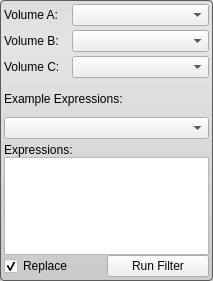
The window that Interface/ToolInterface/ArithmeticFilterInterface.ui (jessdtate/Seg3D) describes before a commit, drawn with Qt 5.
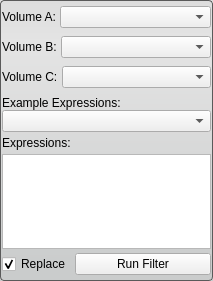
The same window after the commit.

Commit message: ui updates, all tools/filters ui's fixed

The edit to the form file:
```diff
--- a/Interface/ToolInterface/ArithmeticFilterInterface.ui
+++ b/Interface/ToolInterface/ArithmeticFilterInterface.ui
@@ -11,14 +11,14 @@
    </rect>
   </property>
   <property name="sizePolicy">
-   <sizepolicy hsizetype="Expanding" vsizetype="Fixed">
+   <sizepolicy hsizetype="Preferred" vsizetype="Fixed">
     <horstretch>0</horstretch>
     <verstretch>0</verstretch>
    </sizepolicy>
   </property>
   <property name="minimumSize">
    <size>
-    <width>213</width>
+    <width>0</width>
     <height>281</height>
    </size>
   </property>
@@ -38,20 +38,30 @@
 	background-color: qlineargradient(spread:pad, x1:0.5, y1:0, x2:0.5, y2:0.960227, stop:0 rgba(221, 221, 221, 255), stop:0.155779 rgba(228, 228, 228, 255), stop:1 rgba(202, 204, 204, 255));      
 }</string>
   </property>
-  <layout class="QVBoxLayout" name="verticalLayout_3">
+  <layout class="QVBoxLayout" name="verticalLayout_2">
    <property name="spacing">
     <number>0</number>
    </property>
    <property name="margin">
-    <number>4</number>
+    <number>2</number>
    </property>
    <item>
-    <layout class="QHBoxLayout" name="volumeAHLayout" stretch="1,2">
+    <widget class="QWidget" name="widget" native="true">
+     <layout class="QHBoxLayout" name="horizontalLayout" stretch="1,3">
      <property name="spacing">
+       <number>4</number>
+      </property>
+      <property name="leftMargin">
+       <number>0</number>
+      </property>
+      <property name="topMargin">
+       <number>4</number>
+      </property>
+      <property name="rightMargin">
       <number>0</number>
      </property>
      <property name="bottomMargin">
-      <number>2</number>
+       <number>4</number>
      </property>
      <item>
       <widget class="QLabel" name="volumeALabel">
@@ -64,17 +74,25 @@
       <widget class="QComboBox" name="volumeAComboBox"/>
      </item>
     </layout>
+    </widget>
    </item>
    <item>
-    <layout class="QHBoxLayout" name="volumeBHLayout" stretch="1,2">
+    <widget class="QWidget" name="widget_2" native="true">
+     <layout class="QHBoxLayout" name="horizontalLayout_2" stretch="1,3">
      <property name="spacing">
+       <number>4</number>
+      </property>
+      <property name="leftMargin">
       <number>0</number>
      </property>
      <property name="topMargin">
-      <number>2</number>
+       <number>4</number>
+      </property>
+      <property name="rightMargin">
+       <number>0</number>
      </property>
      <property name="bottomMargin">
-      <number>2</number>
+       <number>4</number>
      </property>
      <item>
       <widget class="QLabel" name="volumeBLabel">
@@ -87,17 +105,25 @@
       <widget class="QComboBox" name="volumeBComboBox"/>
      </item>
     </layout>
+    </widget>
    </item>
    <item>
-    <layout class="QHBoxLayout" name="volumeCHLayout" stretch="1,2">
+    <widget class="QWidget" name="widget_3" native="true">
+     <layout class="QHBoxLayout" name="horizontalLayout_3" stretch="1,3">
      <property name="spacing">
+       <number>4</number>
+      </property>
+      <property name="leftMargin">
       <number>0</number>
      </property>
      <property name="topMargin">
-      <number>2</number>
+       <number>4</number>
+      </property>
+      <property name="rightMargin">
+       <number>0</number>
      </property>
      <property name="bottomMargin">
-      <number>2</number>
+       <number>4</number>
      </property>
      <item>
       <widget class="QLabel" name="volumeCLabel">
@@ -110,12 +136,23 @@
       <widget class="QComboBox" name="volumeCComboBox"/>
      </item>
     </layout>
+    </widget>
    </item>
    <item>
-    <layout class="QVBoxLayout" name="verticalLayout">
+    <widget class="QWidget" name="widget_4" native="true">
+     <layout class="QVBoxLayout" name="verticalLayout_3">
      <property name="spacing">
       <number>0</number>
      </property>
+      <property name="leftMargin">
+       <number>0</number>
+      </property>
+      <property name="topMargin">
+       <number>4</number>
+      </property>
+      <property name="rightMargin">
+       <number>0</number>
+      </property>
      <property name="bottomMargin">
       <number>4</number>
      </property>
@@ -130,10 +167,15 @@
       <widget class="QComboBox" name="exampleExpComboBox"/>
      </item>
     </layout>
+    </widget>
    </item>
    <item>
-    <layout class="QVBoxLayout" name="verticalLayout_2">
+    <widget class="QWidget" name="widget_6" native="true">
+     <layout class="QVBoxLayout" name="verticalLayout">
      <property name="spacing">
+       <number>4</number>
+      </property>
+      <property name="margin">
       <number>0</number>
      </property>
      <item>
@@ -152,32 +194,34 @@
      <item>
       <widget class="QTextEdit" name="textEdit">
        <property name="sizePolicy">
-        <sizepolicy hsizetype="Expanding" vsizetype="Fixed">
+         <sizepolicy hsizetype="Ignored" vsizetype="Expanding">
          <horstretch>0</horstretch>
          <verstretch>0</verstretch>
         </sizepolicy>
        </property>
-       <property name="minimumSize">
-        <size>
-         <width>0</width>
-         <height>98</height>
-        </size>
-       </property>
-       <property name="maximumSize">
-        <size>
-         <width>16777215</width>
-         <height>98</height>
-        </size>
-       </property>
       </widget>
      </item>
     </layout>
+    </widget>
    </item>
    <item>
-    <layout class="QHBoxLayout" name="replaceInvertLayout">
+    <widget class="QWidget" name="widget_5" native="true">
+     <layout class="QHBoxLayout" name="horizontalLayout_4" stretch="1,3">
      <property name="spacing">
+       <number>4</number>
+      </property>
+      <property name="leftMargin">
       <number>0</number>
      </property>
+      <property name="topMargin">
+       <number>4</number>
+      </property>
+      <property name="rightMargin">
+       <number>0</number>
+      </property>
+      <property name="bottomMargin">
+       <number>4</number>
+      </property>
      <item>
       <widget class="QCheckBox" name="replaceCheckBox">
        <property name="text">
@@ -196,6 +240,7 @@
       </widget>
      </item>
     </layout>
+    </widget>
    </item>
   </layout>
  </widget>
```
Lines whose indentation alone changed are shown as unchanged. The commit also changes 19 other files.
